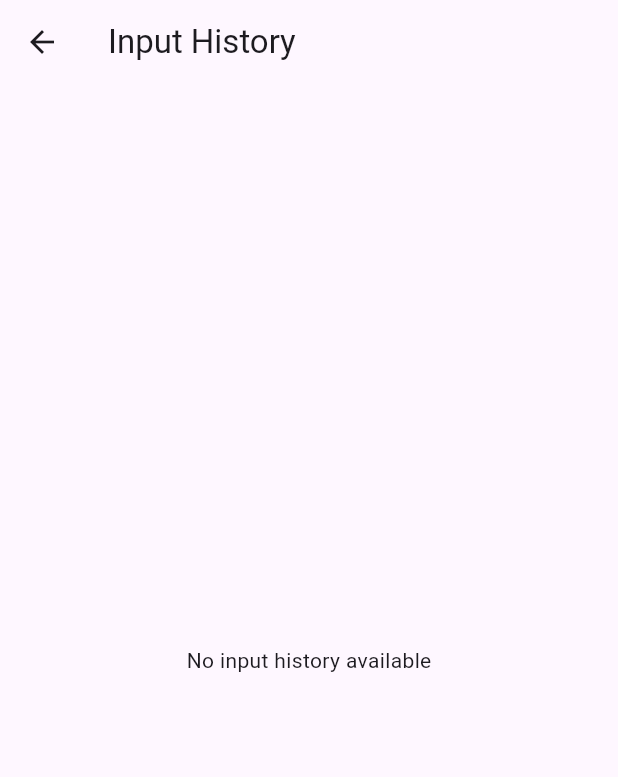
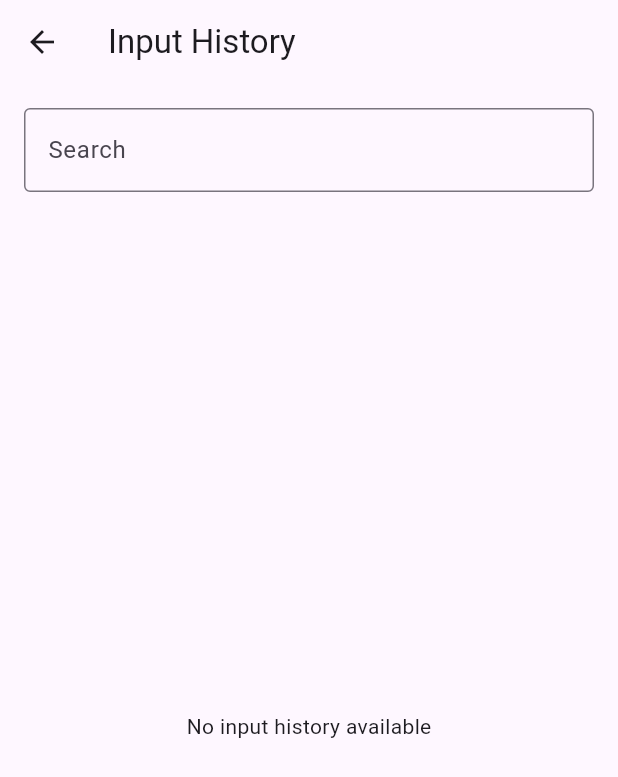
Before and after one commit to vip7009pro/debt_manager, a Flutter app: the WarehouseInputHistoryScreen screen opened directly, on a phone screen of 412 x 824 dp. Shown: the top 777 px of the screen. Run offline on Flutter 3.47's test engine with Material 3 defaults, Android fonts, the phone set to English and light mode, and no system bars; our stand-ins replace awesome_dialog, cookie_jar, dio, dio_cookie_manager, firebase_auth, firebase_core and 5 more; missing offline and left inert: firebase_app_check, mobile_scanner; accounts and stored records are empty; network calls fail.

Commit message:
update filter warehouse input, output history

```diff
--- a/lib/pages/stocks/warehouse_inputHistory_screen.dart
+++ b/lib/pages/stocks/warehouse_inputHistory_screen.dart
@@ -3,16 +3,22 @@ import 'package:debt_manager/controller/GetXController.dart';
 import 'package:debt_manager/model/DataInterfaceClass.dart';
 import 'package:flutter/material.dart';
 import 'package:get/get.dart';
+
 class WarehouseInputHistoryScreen extends StatefulWidget {
   const WarehouseInputHistoryScreen({Key? key}) : super(key: key);
+
   @override
   _WarehouseInputHistoryScreenState createState() =>
       _WarehouseInputHistoryScreenState();
 }
+
 class _WarehouseInputHistoryScreenState
     extends State<WarehouseInputHistoryScreen> {
   final GlobalController c = Get.put(GlobalController());
   List<InputHistory> inputHistory = [];
+  List<InputHistory> filteredHistory = [];
+  final TextEditingController _searchController = TextEditingController();
+
   Future<List<InputHistory>> _wareHouseInputHistory() async {
     List<dynamic> inputHistory = [];
     await API_Request.api_query(
@@ -23,12 +29,28 @@ class _WarehouseInputHistoryScreenState
       return InputHistory.fromJson(item);
     }).toList();
   }
+
   void _getInputHistory() async {
     await _wareHouseInputHistory().then((value) {
       setState(() {
         inputHistory = value;
+        filteredHistory = inputHistory;
       });
     });
+  }
+
+  void _filterHistory(String query) {
+    setState(() {
+      filteredHistory = inputHistory
+          .where((element) =>
+              element.prodName!.toLowerCase().contains(query.toLowerCase()))
+          .toList();
+    });
+  }
+@override
+  initState() {
+    super.initState();
+    _getInputHistory();
   }
   @override
   Widget build(BuildContext context) {
@@ -41,6 +63,20 @@ class _WarehouseInputHistoryScreenState
           await _wareHouseInputHistory();
           setState(() {});
         },
+        child: Column(
+          children: [
+            Padding(
+              padding: const EdgeInsets.all(16.0),
+              child: TextField(
+                controller: _searchController,
+                onChanged: _filterHistory,
+                decoration: InputDecoration(
+                  labelText: 'Search',
+                  border: OutlineInputBorder(),
+                ),
+              ),
+            ),
+            Expanded(
               child: FutureBuilder<List<InputHistory>>(
                 future: _wareHouseInputHistory(),
                 builder: (context, snapshot) {
@@ -51,14 +87,14 @@ class _WarehouseInputHistoryScreenState
                   } else if (!snapshot.hasData || snapshot.data!.isEmpty) {
                     return Center(child: Text('No input history available'));
                   } else {
-              print(snapshot.data!.length);
                     return ListView.builder(
-                itemCount: snapshot.data!.length,
+                      itemCount: filteredHistory.length,
                       itemBuilder: (context, index) {
-                  final history = snapshot.data![index];
+                        final history = filteredHistory[index];
                         return Card(
                           elevation: 2,
-                    margin: EdgeInsets.symmetric(vertical: 8, horizontal: 16),
+                          margin: EdgeInsets.symmetric(
+                              vertical: 8, horizontal: 16),
                           child: InkWell(
                             onTap: () {
                               print('tapped');
@@ -110,6 +146,9 @@ class _WarehouseInputHistoryScreenState
                 },
               ),
             ),
+          ],
+        ),
+      ),
     );
   }
 }
```
Also changed, not shown: lib/pages/stocks/warehouse_outputHistory_screen.dart (+43 -2 lines), pubspec.lock. Lines whose indentation alone changed are shown as unchanged.
